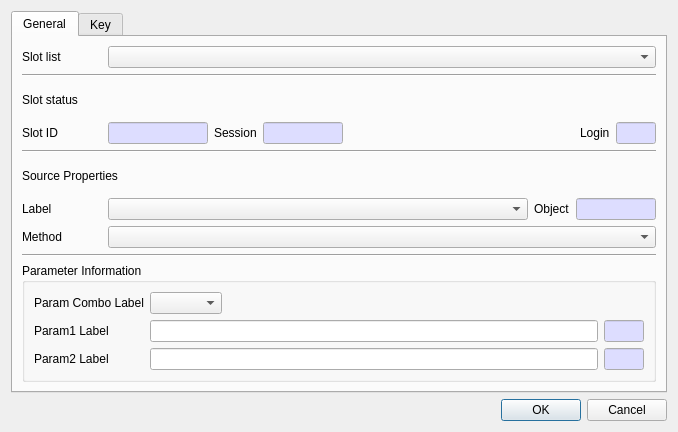
Above: CryptokiMan/derive_key_dlg.ui from jykim74/CryptokiMan before the change. Below: the same form after it.
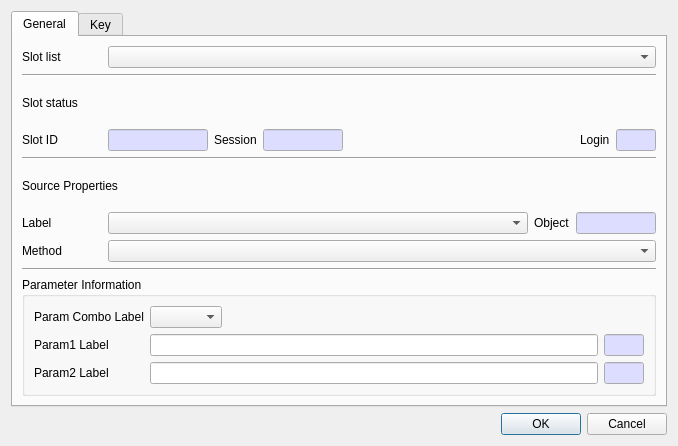
That is the form after the change. The open tabs and pages were chosen to show the change.

Commit message: UI 개선

```diff
--- a/CryptokiMan/derive_key_dlg.ui
+++ b/CryptokiMan/derive_key_dlg.ui
@@ -7,7 +7,7 @@
     <x>0</x>
     <y>0</y>
     <width>678</width>
-    <height>413</height>
+    <height>446</height>
    </rect>
   </property>
   <property name="windowTitle">
```
Left out of the diff: 2 changed lines with no effect on the pictures. The commit also changes 3 other files.
